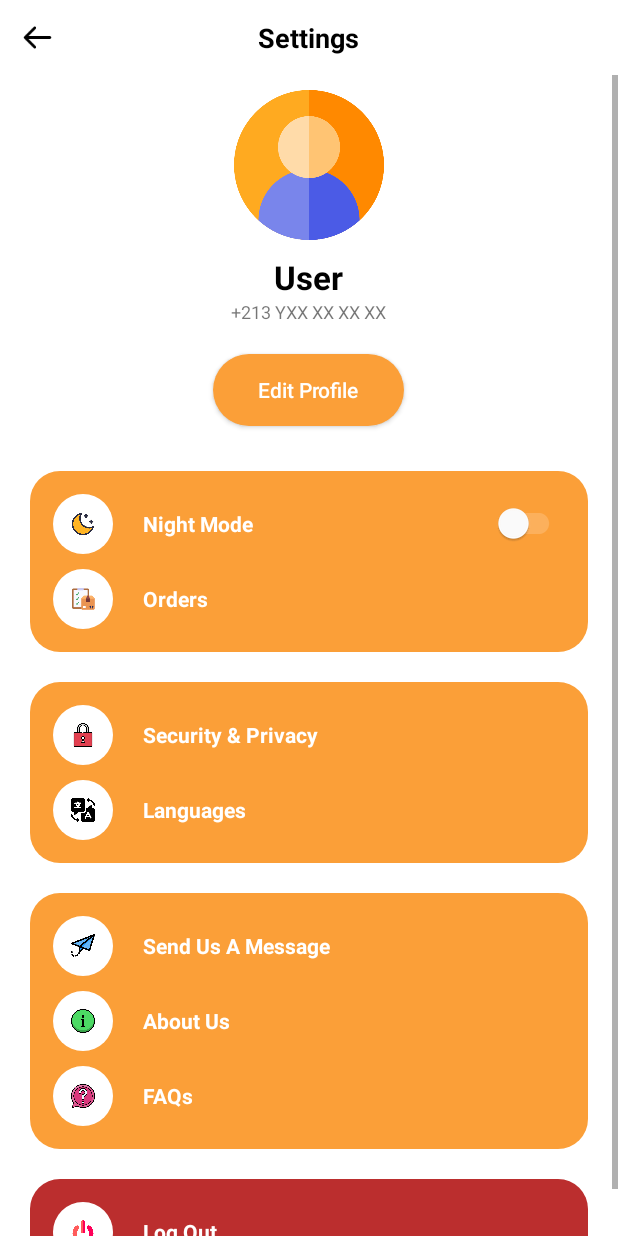
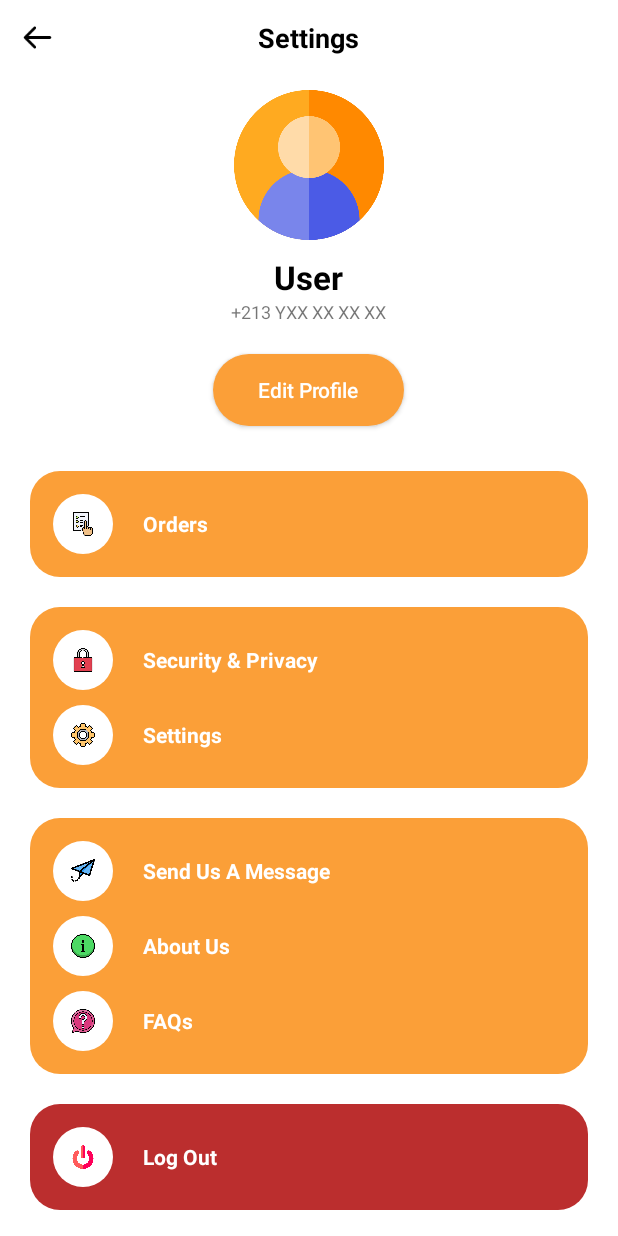
Before and after one commit to moon-eata/moon, an Android app: the ProfActivity screen opened directly, with no data from a screen before it, on a phone screen of 412 x 824 dp. Run offline under Robolectric (Android 15) with nearby library versions, the phone set to English and light mode, and no system bars.

Commit message:
moon_eata

```diff
--- a/app/src/main/AndroidManifest.xml
+++ b/app/src/main/AndroidManifest.xml
@@ -12,6 +12,9 @@
         android:supportsRtl="true"
         android:theme="@style/Theme.Project1"
         tools:targetApi="31">
+        <activity
+            android:name=".notification"
+            android:exported="false" />
         <activity
             android:name=".peugeot"
             android:exported="false" />
--- a/app/src/main/res/layout/activity_prof.xml
+++ b/app/src/main/res/layout/activity_prof.xml
@@ -45,7 +45,9 @@
                 android:layout_height="100dp"
                 android:layout_gravity="center"
                 android:layout_marginTop="10dp"
-                android:src="@drawable/user_icon"></ImageView>
+                android:src="@drawable/user_icon">
+
+            </ImageView>
 
             <TextView
                 android:layout_width="wrap_content"
@@ -55,14 +57,18 @@
                 android:text="User"
                 android:textColor="@color/black"
                 android:textSize="22sp"
-                android:textStyle="bold"></TextView>
+                android:textStyle="bold">
+
+            </TextView>
 
             <TextView
                 android:layout_width="wrap_content"
                 android:layout_height="wrap_content"
                 android:layout_gravity="center"
                 android:text="+213 YXX XX XX XX"
-                android:textSize="12sp"></TextView>
+                android:textSize="12sp">
+
+            </TextView>
 
             <androidx.appcompat.widget.AppCompatButton
                 android:layout_width="wrap_content"
@@ -90,47 +96,13 @@
 
                 <RelativeLayout
                     android:layout_width="match_parent"
-                    android:layout_height="wrap_content">
-
-                    <ImageView
-                        android:id="@+id/nightModeIcon"
-                        android:layout_width="40dp"
-                        android:layout_height="40dp"
-                        android:background="@drawable/round_back_icon"
-                        android:padding="12dp"
-                        android:src="@drawable/night_icon">
-
-                    </ImageView>
-
-                    <TextView
-                        android:layout_width="wrap_content"
-                        android:layout_height="wrap_content"
-                        android:layout_centerVertical="true"
-                        android:layout_marginStart="20dp"
-                        android:layout_toEndOf="@id/nightModeIcon"
-                        android:text="Night Mode"
-                        android:textColor="@color/white"
-                        android:textStyle="bold">
-
-                    </TextView>
-
-                    <androidx.appcompat.widget.SwitchCompat
-                        android:layout_width="wrap_content"
-                        android:layout_height="wrap_content"
-                        android:layout_alignParentEnd="true"
-                        android:layout_centerVertical="true"
-                        android:switchMinWidth="50dp"
-                        android:theme="@style/nightModeSwitch"
-                        tools:ignore="TouchTargetSizeCheck">
-
-                    </androidx.appcompat.widget.SwitchCompat>
-
-                </RelativeLayout>
+                    android:layout_height="wrap_content"
+                    />
 
                 <RelativeLayout
                     android:layout_width="match_parent"
                     android:layout_height="wrap_content"
-                    android:layout_marginTop="10dp">
+                    >
 
                     <ImageView
                         android:id="@+id/notificationIcon"
@@ -138,13 +110,14 @@
                         android:layout_height="40dp"
                         android:background="@drawable/round_back_icon"
                         android:padding="12dp"
-                        android:src="@drawable/eata">
+                        android:src="@drawable/oreddd">
 
                     </ImageView>
 
                     <TextView
                         android:layout_width="wrap_content"
                         android:layout_height="wrap_content"
+
                         android:layout_centerVertical="true"
                         android:layout_marginStart="20dp"
                         android:layout_toEndOf="@id/notificationIcon"
@@ -210,7 +183,7 @@
                         android:layout_height="40dp"
                         android:background="@drawable/round_back_icon"
                         android:padding="12dp"
-                        android:src="@drawable/lang_icon">
+                        android:src="@drawable/setting">
 
                     </ImageView>
 
@@ -220,7 +193,7 @@
                         android:layout_centerVertical="true"
                         android:layout_marginStart="20dp"
                         android:layout_toEndOf="@id/langIcon"
-                        android:text="Languages"
+                        android:text="Settings"
                         android:textColor="@color/white"
                         android:textStyle="bold">
 
```
Also changed, not shown: app/src/main/java/com/example/project1/Activity/MainActivity.java (+10 -1 lines), app/src/main/java/com/example/project1/notification.java (added, +21 -0 lines), app/src/main/res/layout/activity_main.xml (+20 -5 lines), app/src/main/res/layout/activity_notification.xml (added, +46 -0 lines), app/src/main/res/drawable/oreddd.png (added), app/src/main/res/drawable/setting.png (added).
